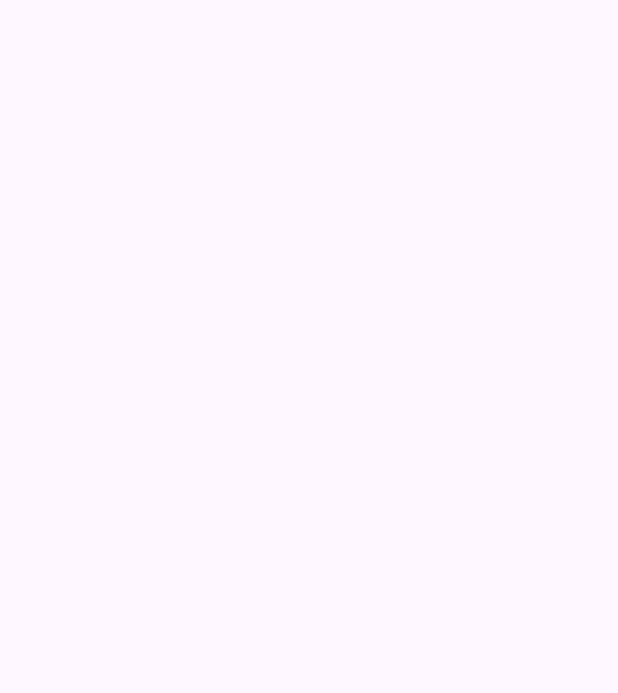
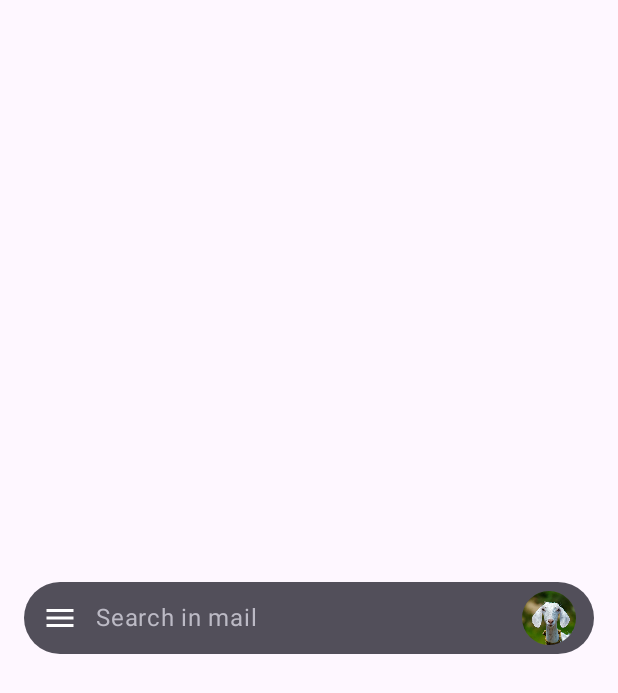
Before and after one commit to victorbrndls/BlogProjects, an Android app built with Jetpack Compose: the screen it shows after launch (MainActivity), on a phone screen of 412 x 824 dp. Before the commit the part shown is empty. Shown: the top 693 px of the screen. Run offline under Robolectric (Android 15) with nearby library versions, the phone set to English and light mode, and no system bars.

Commit message:
Create animated account switcher

```diff
--- a/app/src/main/java/com/victorbrandalise/MainActivity.kt
+++ b/app/src/main/java/com/victorbrandalise/MainActivity.kt
@@ -4,9 +4,11 @@ import android.os.Bundle
 import androidx.activity.ComponentActivity
 import androidx.activity.compose.setContent
 import androidx.compose.foundation.layout.fillMaxSize
+import androidx.compose.foundation.layout.padding
 import androidx.compose.material3.MaterialTheme
 import androidx.compose.material3.Surface
 import androidx.compose.ui.Modifier
+import androidx.compose.ui.unit.dp
 
 class MainActivity : ComponentActivity() {
     override fun onCreate(savedInstanceState: Bundle?) {
@@ -14,10 +16,10 @@ class MainActivity : ComponentActivity() {
         setContent {
             MaterialTheme {
                 Surface(
-                    modifier = Modifier.fillMaxSize(),
+                    modifier = Modifier.fillMaxSize().padding(horizontal = 16.dp),
                     color = MaterialTheme.colorScheme.background
                 ) {
-
+                    SearchBar()
                 }
             }
         }
--- /dev/null
+++ b/app/src/main/java/com/victorbrandalise/SearchBar.kt
@@ -0,0 +1,164 @@
+package com.victorbrandalise
+
+import androidx.compose.animation.core.Animatable
+import androidx.compose.animation.core.LinearEasing
+import androidx.compose.animation.core.tween
+import androidx.compose.foundation.Image
+import androidx.compose.foundation.gestures.Orientation
+import androidx.compose.foundation.gestures.draggable
+import androidx.compose.foundation.gestures.rememberDraggableState
+import androidx.compose.foundation.layout.*
+import androidx.compose.foundation.shape.CircleShape
+import androidx.compose.foundation.shape.RoundedCornerShape
+import androidx.compose.material.icons.Icons
+import androidx.compose.material.icons.filled.Menu
+import androidx.compose.material3.*
+import androidx.compose.runtime.*
+import androidx.compose.ui.Alignment
+import androidx.compose.ui.Modifier
+import androidx.compose.ui.draw.clip
+import androidx.compose.ui.graphics.Color
+import androidx.compose.ui.graphics.graphicsLayer
+import androidx.compose.ui.layout.ContentScale
+import androidx.compose.ui.platform.LocalDensity
+import androidx.compose.ui.res.painterResource
+import androidx.compose.ui.tooling.preview.Preview
+import androidx.compose.ui.unit.dp
+import kotlinx.coroutines.flow.Flow
+import kotlinx.coroutines.flow.filter
+import kotlinx.coroutines.flow.flow
+import kotlinx.coroutines.flow.map
+import kotlin.math.abs
+import kotlin.math.absoluteValue
+
+@Composable
+fun SearchBar(
+    modifier: Modifier = Modifier
+) {
+    Card(
+        shape = RoundedCornerShape(32.dp),
+        colors = CardDefaults.cardColors(containerColor = Color(0xD22E2C37)),
+        modifier = modifier.wrapContentHeight()
+    ) {
+        Row(
+            verticalAlignment = Alignment.CenterVertically,
+            modifier = Modifier.padding(end = 12.dp)
+        ) {
+            IconButton(onClick = { /*TODO*/ }) {
+                Icon(
+                    imageVector = Icons.Default.Menu,
+                    tint = Color.White,
+                    contentDescription = "Menu"
+                )
+            }
+
+            Text(
+                text = "Search in mail",
+                color = Color(0xFFBCBAC5),
+                modifier = Modifier.weight(1f)
+            )
+
+            AccountSwitcher()
+        }
+    }
+}
+
+private val accounts = listOf(R.drawable.goat, R.drawable.horse, R.drawable.monkey)
+
+@Composable
+fun AccountSwitcher() {
+    val iconSize = 36.dp
+    val iconSizePx = with(LocalDensity.current) { iconSize.toPx() }
+
+    var selectedAccountIndex by remember { mutableStateOf(0) }
+    var nextAccountIndex by remember { mutableStateOf<Int?>(null) }
+
+    var delta by remember { mutableStateOf(0f) }
+
+    val targetAnimation = remember { Animatable(0f) }
+
+    LaunchedEffect(key1 = true) {
+        snapshotFlow { delta }
+            .filter { nextAccountIndex == null }
+            .filter { it.absoluteValue > 1f }
+            .throttleFirst(300)
+            .map { delta ->
+                if (delta < 0) { // Scroll down (Bottom -> Top)
+                    if (selectedAccountIndex < accounts.size - 1) +1 else 0
+                } else { // Scroll up (Top -> Bottom)
+                    if (selectedAccountIndex > 0) -1 else 0
+                }
+            }
+            .filter { it != 0 }
+            .collect { change ->
+                nextAccountIndex = selectedAccountIndex + change
+
+                targetAnimation.animateTo(
+                    change.toFloat(),
+                    animationSpec = tween(easing = LinearEasing, durationMillis = 200)
+                )
+
+                selectedAccountIndex = nextAccountIndex!!
+                nextAccountIndex = null
+                targetAnimation.snapTo(0f)
+            }
+    }
+
+    val draggableState = rememberDraggableState(onDelta = { delta = it })
+
+    Box(modifier = Modifier.size(iconSize)) {
+        nextAccountIndex?.let { index ->
+            Image(
+                painter = painterResource(id = accounts[index]),
+                contentScale = ContentScale.Crop,
+                contentDescription = "Account image",
+                modifier = Modifier
+                    .graphicsLayer {
+                        scaleX = abs(targetAnimation.value)
+                        scaleY = abs(targetAnimation.value)
+                    }
+                    .clip(CircleShape)
+            )
+        }
+
+        Image(
+            painter = painterResource(id = accounts[selectedAccountIndex]),
+            contentScale = ContentScale.Crop,
+            contentDescription = "Account image",
+            modifier = Modifier
+                .draggable(
+                    state = draggableState,
+                    orientation = Orientation.Vertical,
+                )
+                .graphicsLayer {
+                    this.translationY = targetAnimation.value * iconSizePx * -1.5f
+                }
+                .clip(CircleShape) // has to be after graphicsLayer
+        )
+    }
+}
+
+@Preview(
+    showBackground = true,
+    backgroundColor = android.graphics.Color.WHITE.toLong()
+)
+@Composable
+fun SearchBarPreview() {
+    Box(modifier = Modifier.padding(16.dp)) {
+        SearchBar()
+    }
+}
+
+fun <T> Flow<T>.throttleFirst(periodMillis: Long): Flow<T> {
+    require(periodMillis > 0) { "period should be positive" }
+    return flow {
+        var lastTime = 0L
+        collect { value ->
+            val currentTime = System.currentTimeMillis()
+            if (currentTime - lastTime >= periodMillis) {
+                lastTime = currentTime
+                emit(value)
+            }
+        }
+    }
+}
```
Also changed, not shown: app/src/main/res/drawable/goat.png (added), app/src/main/res/drawable/horse.png (added), app/src/main/res/drawable/monkey.png (added).
